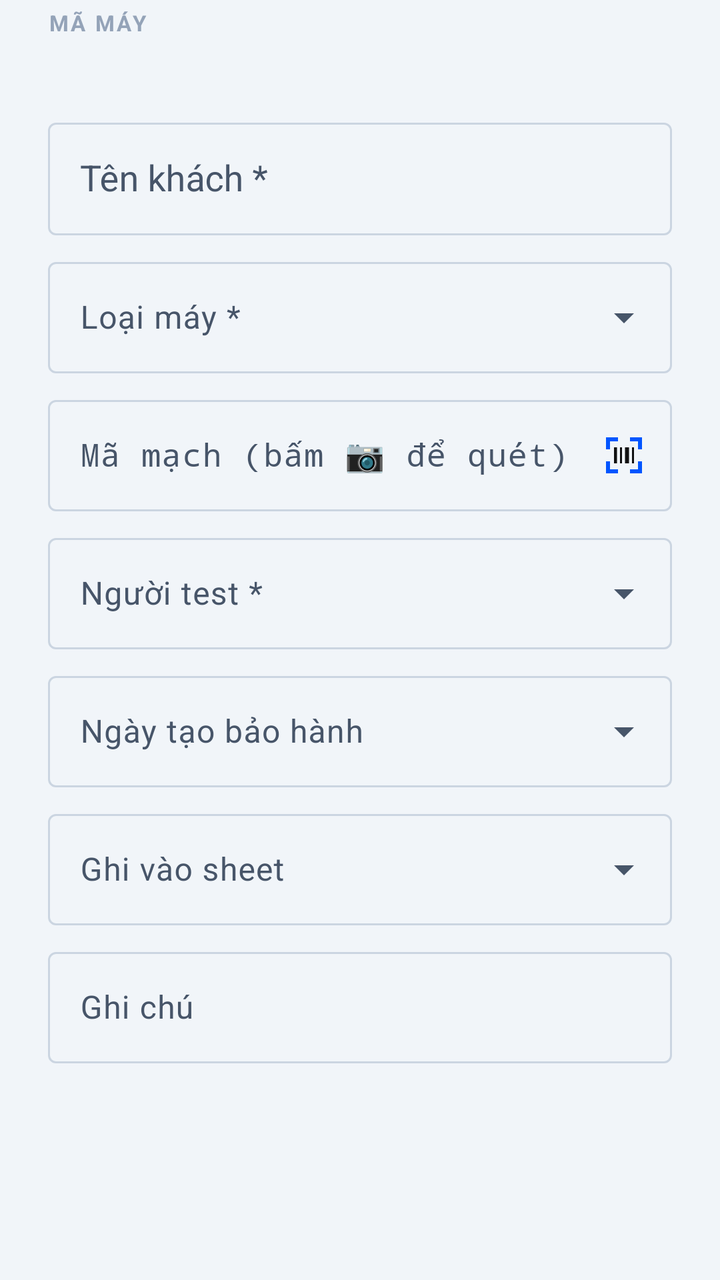
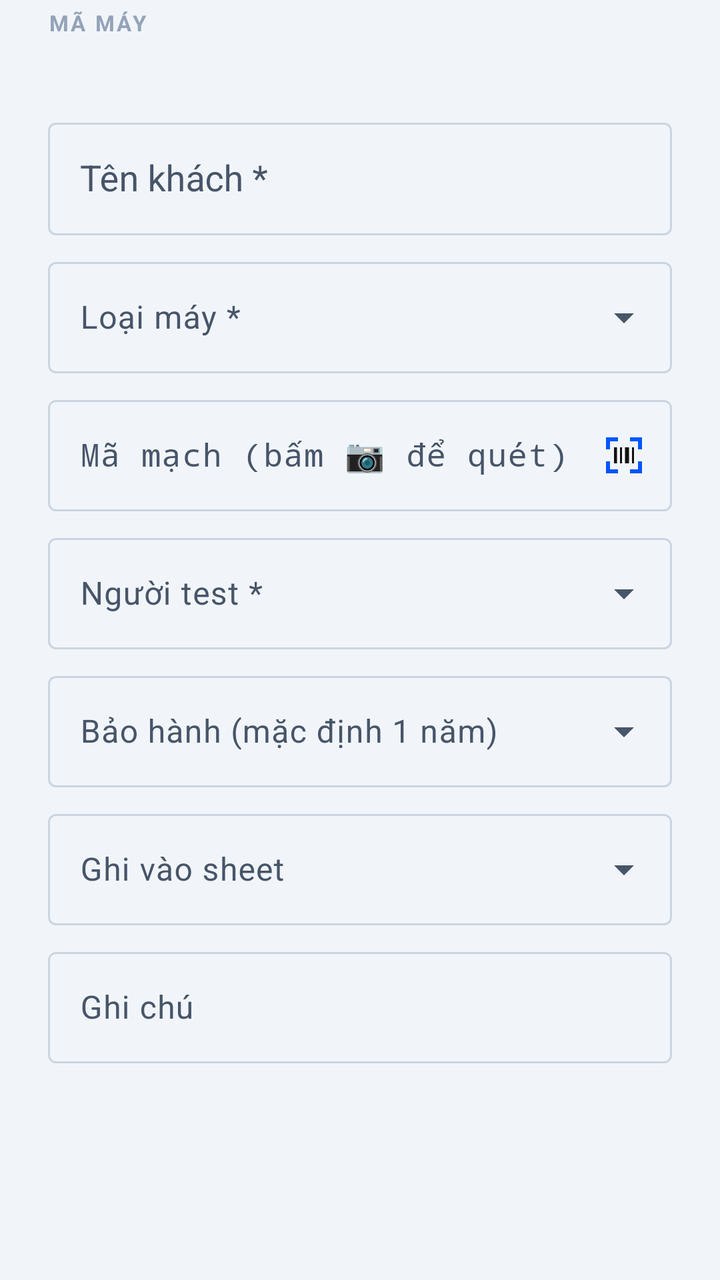

Before-and-after screenshots of an Android layout around one commit, followed by the original layout XML and the change that was made.
<!-- AndroidManifest.xml: application theme AppTheme -->
<!-- res/layout/dialog_info.xml -->
<?xml version="1.0" encoding="utf-8"?>
<ScrollView xmlns:android="http://schemas.android.com/apk/res/android"
    xmlns:app="http://schemas.android.com/apk/res-auto"
    android:layout_width="match_parent"
    android:layout_height="wrap_content">

    <LinearLayout
        android:layout_width="match_parent"
        android:layout_height="wrap_content"
        android:orientation="vertical"
        android:paddingHorizontal="24dp"
        android:paddingTop="4dp">

        <TextView
            android:layout_width="wrap_content"
            android:layout_height="wrap_content"
            android:letterSpacing="0.1"
            android:text="MÃ MÁY"
            android:textColor="@color/tc_text_muted"
            android:textSize="11sp"
            android:textStyle="bold" />

        <TextView
            android:id="@+id/tvCode"
            style="@style/TcData"
            android:layout_width="match_parent"
            android:layout_height="wrap_content"
            android:layout_marginBottom="8dp"
            android:textColor="@color/tc_text"
            android:textSize="22sp"
            android:textStyle="bold" />

        <com.google.android.material.textfield.TextInputLayout
            android:id="@+id/tilCustomer"
            android:layout_width="match_parent"
            android:layout_height="wrap_content"
            android:hint="Tên khách *">
            <com.google.android.material.textfield.MaterialAutoCompleteTextView
                android:id="@+id/etCustomer"
                android:layout_width="match_parent"
                android:layout_height="wrap_content"
                android:completionThreshold="1"
                android:imeOptions="actionNext"
                android:inputType="textCapWords"
                android:maxLines="1"
                android:paddingHorizontal="16dp"
                android:paddingVertical="16dp" />
        </com.google.android.material.textfield.TextInputLayout>

        <com.google.android.material.textfield.TextInputLayout
            android:id="@+id/tilType"
            style="@style/Widget.Material3.TextInputLayout.OutlinedBox.ExposedDropdownMenu"
            android:layout_width="match_parent"
            android:layout_height="wrap_content"
            android:layout_marginTop="8dp"
            android:hint="Loại máy *">
            <com.google.android.material.textfield.MaterialAutoCompleteTextView
                android:id="@+id/ddType"
                android:layout_width="match_parent"
                android:layout_height="wrap_content"
                android:inputType="none" />
        </com.google.android.material.textfield.TextInputLayout>

        <com.google.android.material.textfield.TextInputLayout
            android:id="@+id/tilBoard"
            android:layout_width="match_parent"
            android:layout_height="wrap_content"
            android:layout_marginTop="8dp"
            android:hint="Mã mạch (bấm 📷 để quét)"
            app:endIconContentDescription="Quét mã mạch"
            app:endIconDrawable="@drawable/ic_scan"
            app:endIconMode="custom"
            app:endIconTint="@null">
            <com.google.android.material.textfield.TextInputEditText
                android:id="@+id/etBoard"
                style="@style/TcData"
                android:layout_width="match_parent"
                android:layout_height="wrap_content"
                android:imeOptions="actionNext"
                android:maxLines="1" />
        </com.google.android.material.textfield.TextInputLayout>

        <com.google.android.material.textfield.TextInputLayout
            android:id="@+id/tilStaff"
            style="@style/Widget.Material3.TextInputLayout.OutlinedBox.ExposedDropdownMenu"
            android:layout_width="match_parent"
            android:layout_height="wrap_content"
            android:layout_marginTop="8dp"
            android:hint="Người test *">
            <com.google.android.material.textfield.MaterialAutoCompleteTextView
                android:id="@+id/ddStaff"
                android:layout_width="match_parent"
                android:layout_height="wrap_content"
                android:inputType="none" />
        </com.google.android.material.textfield.TextInputLayout>

        <com.google.android.material.textfield.TextInputLayout
            style="@style/Widget.Material3.TextInputLayout.OutlinedBox.ExposedDropdownMenu"
            android:layout_width="match_parent"
            android:layout_height="wrap_content"
            android:layout_marginTop="8dp"
            android:hint="Ngày tạo bảo hành">
            <com.google.android.material.textfield.MaterialAutoCompleteTextView
                android:id="@+id/ddWarranty"
                android:layout_width="match_parent"
                android:layout_height="wrap_content"
                android:inputType="none" />
        </com.google.android.material.textfield.TextInputLayout>

        <com.google.android.material.textfield.TextInputLayout
            style="@style/Widget.Material3.TextInputLayout.OutlinedBox.ExposedDropdownMenu"
            android:layout_width="match_parent"
            android:layout_height="wrap_content"
            android:layout_marginTop="8dp"
            android:hint="Ghi vào sheet">
            <com.google.android.material.textfield.MaterialAutoCompleteTextView
                android:id="@+id/ddSheet"
                android:layout_width="match_parent"
                android:layout_height="wrap_content"
                android:inputType="none" />
        </com.google.android.material.textfield.TextInputLayout>

        <com.google.android.material.textfield.TextInputLayout
            android:layout_width="match_parent"
            android:layout_height="wrap_content"
            android:layout_marginTop="8dp"
            android:hint="Ghi chú">
            <com.google.android.material.textfield.TextInputEditText
                android:id="@+id/etNote"
                android:layout_width="match_parent"
                android:layout_height="wrap_content"
                android:inputType="textCapSentences|textMultiLine"
                android:maxLines="3" />
        </com.google.android.material.textfield.TextInputLayout>
    </LinearLayout>
</ScrollView>
<!-- resources referenced by this layout -->
<resources>
  <color name="tc_text">#111111</color>
  <color name="tc_text_muted">#94A3B8</color>
  <!-- drawable ic_scan (drawable) -->
  <vector xmlns:android="http://schemas.android.com/apk/res/android"
      android:width="24dp" android:height="24dp"
      android:viewportWidth="24" android:viewportHeight="24">
      <path android:fillColor="#0055FF"
          android:pathData="M3,3h6v2H5v4H3V3zM15,3h6v6h-2V5h-4V3zM3,15h2v4h4v2H3v-6zM19,15h2v6h-6v-2h4v-4z" />
      <path android:fillColor="#111111"
          android:pathData="M7,8h1.5v8H7zM10,8h1v8h-1zM12.5,8h2v8h-2zM16,8h1v8h-1z" />
  </vector>
  <style name="TcData">
          <item name="android:fontFamily">monospace</item>
      </style>
  <color name="tc_blue">#0055FF</color>
  <color name="tc_black">#111111</color>
  <color name="tc_dark_gray">#222222</color>
  <color name="tc_red">#FF3333</color>
  <color name="tc_card">#FFFFFF</color>
  <color name="tc_text_2">#475569</color>
  <color name="tc_border">#CBD5E1</color>
  <color name="tc_bg">#F1F5F9</color>
  <style name="TcShape">
          <item name="cornerFamily">rounded</item>
          <item name="cornerSize">6dp</item>
      </style>
  <style name="TcShapeLg">
          <item name="cornerFamily">rounded</item>
          <item name="cornerSize">12dp</item>
      </style>
  <style name="TcActionBar" parent="ThemeOverlay.Material3.Dark.ActionBar">
          <item name="colorSurface">@color/tc_black</item>
          <item name="colorOnSurface">#FFFFFF</item>
          <item name="background">@color/tc_black</item>
      </style>
  <style name="TcActionBarStyle" parent="Widget.Material3.ActionBar.Solid">
          <item name="background">@color/tc_black</item>
          <item name="titleTextStyle">@style/TcActionBarTitle</item>
          <item name="subtitleTextStyle">@style/TcActionBarSubtitle</item>
      </style>
  <style name="TcButton" parent="Widget.Material3.Button">
          <item name="shapeAppearance">@style/TcShape</item>
          <item name="android:textStyle">bold</item>
          <item name="android:letterSpacing">0.04</item>
          <item name="android:paddingLeft">6dp</item>
          <item name="android:paddingRight">6dp</item>
          <item name="android:maxLines">2</item>
          <item name="android:insetTop">0dp</item>
          <item name="android:insetBottom">0dp</item>
      </style>
  <style name="TcDialog" parent="ThemeOverlay.Material3.MaterialAlertDialog">
          <item name="colorSurface">#FFFFFF</item>
          <item name="colorSurfaceContainerHigh">#FFFFFF</item>
          <item name="elevationOverlayEnabled">false</item>
          <item name="backgroundTint">#FFFFFF</item>
      </style>
  <style name="TcActionBarTitle" parent="TextAppearance.Material3.ActionBar.Title">
          <item name="android:textColor">#FFFFFF</item>
          <item name="android:textStyle">bold</item>
      </style>
  <style name="TcActionBarSubtitle" parent="TextAppearance.Material3.ActionBar.Subtitle">
          <item name="android:textColor">@color/tc_text_muted</item>
      </style>
  <!-- unchanged entries left out for length: 1 -->
</resources>

<!-- the commit's change to res/layout/dialog_info.xml (unified diff, before → after) -->
@@ -99,7 +99,7 @@
             android:layout_width="match_parent"
             android:layout_height="wrap_content"
             android:layout_marginTop="8dp"
-            android:hint="Ngày tạo bảo hành">
+            android:hint="Bảo hành (mặc định 1 năm)">
             <com.google.android.material.textfield.MaterialAutoCompleteTextView
                 android:id="@+id/ddWarranty"
                 android:layout_width="match_parent"
